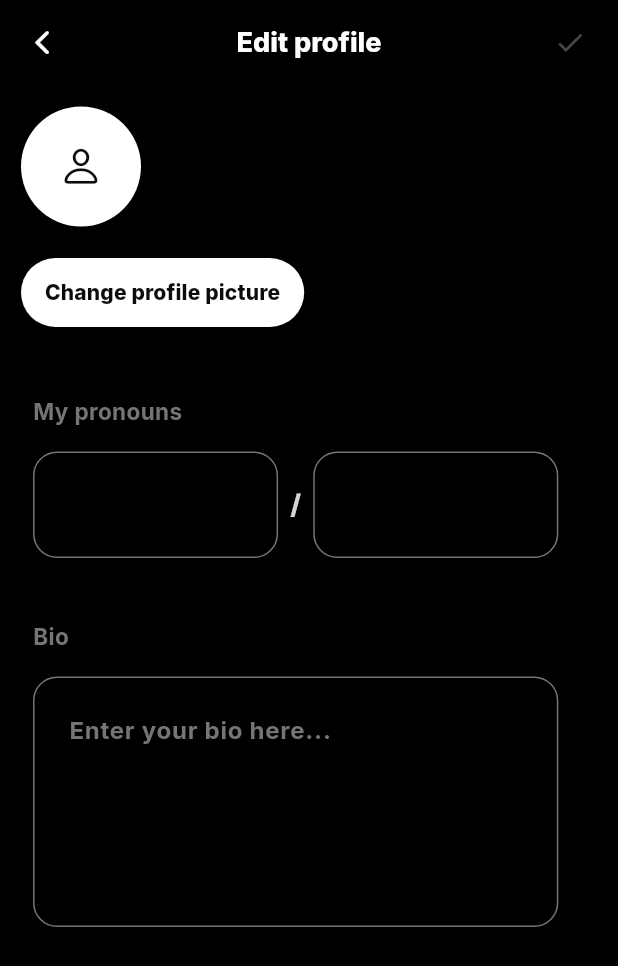
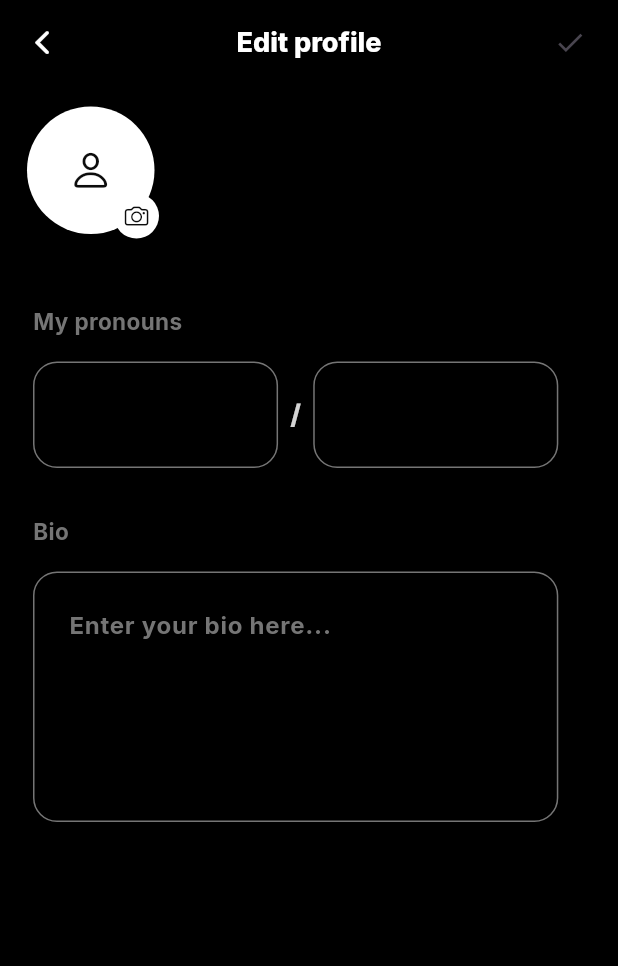
Before and after one commit to Tho100/revent, a Flutter app: the EditProfilePage screen opened directly, on a phone screen of 412 x 824 dp. Shown: the top 966 px of the screen. Run offline on Flutter 3.47's test engine with Material 3 defaults, Android fonts, the phone set to English and light mode, and no system bars; our stand-ins replace flutter_cache_manager, flutter_dotenv, flutter_native_image, get_it, google_fonts; missing offline and left inert: dynamic_height_grid_view, image_picker_plus, mysql_client.

Commit message:
Redesigned edit-pfp button on edit-profile page

```diff
--- a/lib/pages/edit_profile_page.dart
+++ b/lib/pages/edit_profile_page.dart
@@ -1,3 +1,4 @@
+import 'package:flutter/cupertino.dart';
 import 'package:flutter/material.dart';
 import 'package:flutter/services.dart';
 import 'package:get_it/get_it.dart';
@@ -10,7 +11,7 @@ import 'package:revent/themes/theme_color.dart';
 import 'package:revent/ui_dialog/alert_dialog.dart';
 import 'package:revent/ui_dialog/snack_bar.dart';
 import 'package:revent/widgets/app_bar.dart';
-import 'package:revent/widgets/buttons/sub_button.dart';
+import 'package:revent/widgets/inkwell_effect.dart';
 import 'package:revent/widgets/profile_picture.dart';
 import 'package:revent/widgets/text_field/main_textfield.dart';
 
@@ -157,31 +158,47 @@ class EditProfilePageState extends State<EditProfilePage> {
   }
 
   Widget _buildProfilePicture() {
-    return Column(
-      crossAxisAlignment: CrossAxisAlignment.start,
+    return Padding(
+      padding: const EdgeInsets.only(left: 4.0),
+      child: InkWellEffect(
+        onPressed: () => _changeProfilePicOnPressed(),
+        child: SizedBox(
+          width: 88,
+          height: 88,
+          child: Stack(
             children: [
 
               ValueListenableBuilder(
                 valueListenable: profilePicNotifier,
                 builder: (_, pfp, __) {
                   return ProfilePictureWidget(
-              customWidth: 80,
-              customHeight: 80,
+                    customWidth: 85,
+                    customHeight: 85,
                     customEmptyPfpSize: 30,
                     pfpData: pfp,
                   );
                 }
               ),
 
-        const SizedBox(height: 20),
-
-        SubButton(
-          text: 'Change profile picture',
-          customFontSize: 14,
-          onPressed: () => _changeProfilePicOnPressed()
+              Align(
+                alignment: Alignment.bottomRight,
+                child: SizedBox(
+                  width: 30,
+                  height: 30,
+                  child: Container(
+                    decoration: BoxDecoration(
+                      color: ThemeColor.white,
+                      borderRadius: BorderRadius.circular(360)
+                    ),
+                    child: const Icon(CupertinoIcons.camera, color: ThemeColor.mediumBlack, size: 16),
+                  ),
+                ),
               ),
 
             ],
+          ),
+        ),
+      ),
     );
   }
 
@@ -208,7 +225,7 @@ class EditProfilePageState extends State<EditProfilePage> {
               maxLength: 100,
             ),
 
-            const SizedBox(height: 12),
+            const SizedBox(height: 8),
 
           ],
         ),
@@ -303,9 +320,11 @@ class EditProfilePageState extends State<EditProfilePage> {
 
             _buildPronouns(),
 
-            const SizedBox(height: 30),
+            const SizedBox(height: 20),
 
             _buildBio(),
+
+            const SizedBox(height: 20),
 
           ],
         ),
```
Lines whose indentation alone changed are shown as unchanged.
